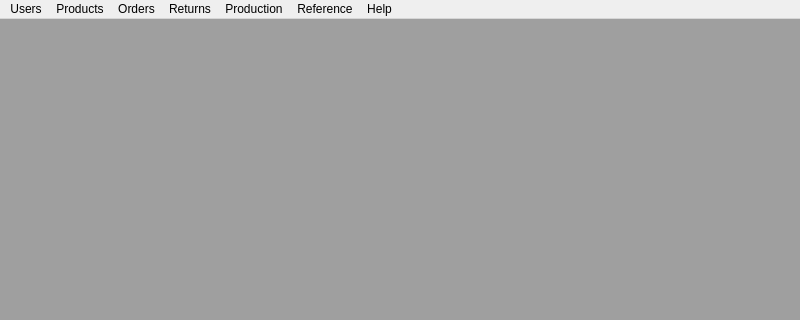
The window that OrmasAdmin/OrmasAdmin/MainForm.ui (Dalerjon/TheOrmasProejct) describes before a commit, drawn with Qt 5; both pictures show x 0 to 800 and y 0 to 320 of the 800 by 600 pixel window.
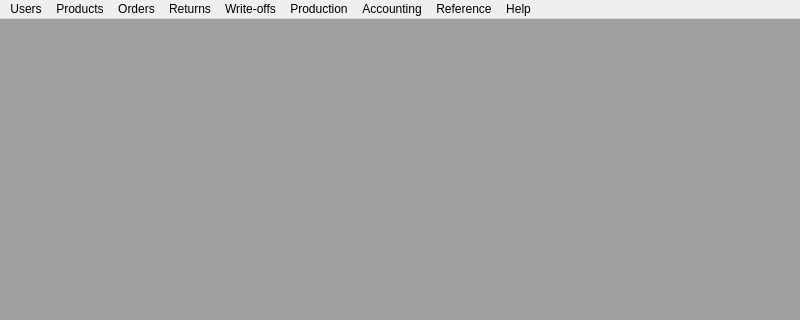
The same window after the commit.

```diff
--- a/OrmasAdmin/OrmasAdmin/MainForm.ui
+++ b/OrmasAdmin/OrmasAdmin/MainForm.ui
@@ -65,7 +65,7 @@
     <addaction name="actionRights"/>
     <addaction name="actionDeleteUser"/>
    </widget>
-   <widget class="QMenu" name="menuProduct">
+   <widget class="QMenu" name="menuProducts">
     <property name="title">
      <string>Products</string>
     </property>
@@ -73,7 +73,7 @@
     <addaction name="actionProducts"/>
     <addaction name="actionProductsList"/>
    </widget>
-   <widget class="QMenu" name="menuOrder">
+   <widget class="QMenu" name="menuOrders">
     <property name="title">
      <string>Orders</string>
     </property>
@@ -89,7 +89,7 @@
     <addaction name="actionCreateReturn"/>
     <addaction name="actionDeleteReturn"/>
    </widget>
-   <widget class="QMenu" name="menuReference">
+   <widget class="QMenu" name="menuReferences">
     <property name="title">
      <string>Reference</string>
     </property>
@@ -106,18 +106,38 @@
     </property>
     <addaction name="actionAbout"/>
    </widget>
-   <widget class="QMenu" name="menuProduction">
+   <widget class="QMenu" name="menuProductions">
     <property name="title">
      <string>Production</string>
     </property>
     <addaction name="actionProduction"/>
+    <addaction name="actionProductionList"/>
+   </widget>
+   <widget class="QMenu" name="menuWriteOffs">
+    <property name="title">
+     <string>Write-offs</string>
+    </property>
+    <addaction name="actionWriteOffs"/>
+    <addaction name="actionWriteOffList"/>
+   </widget>
+   <widget class="QMenu" name="menuAccountings">
+    <property name="title">
+     <string>Accounting</string>
+    </property>
+    <addaction name="actionBalances"/>
+    <addaction name="actionPayments"/>
+    <addaction name="actionPrices"/>
+    <addaction name="actionSalary"/>
+    <addaction name="actionSalaryType"/>
    </widget>
    <addaction name="menuUsers"/>
-   <addaction name="menuProduct"/>
-   <addaction name="menuOrder"/>
+   <addaction name="menuProducts"/>
+   <addaction name="menuOrders"/>
    <addaction name="menuReturns"/>
-   <addaction name="menuProduction"/>
-   <addaction name="menuReference"/>
+   <addaction name="menuWriteOffs"/>
+   <addaction name="menuProductions"/>
+   <addaction name="menuAccountings"/>
+   <addaction name="menuReferences"/>
    <addaction name="menuHelp"/>
   </widget>
   <widget class="QStatusBar" name="statusbar"/>
```
Left out of the diff: 134 changed lines with no effect on the pictures.
